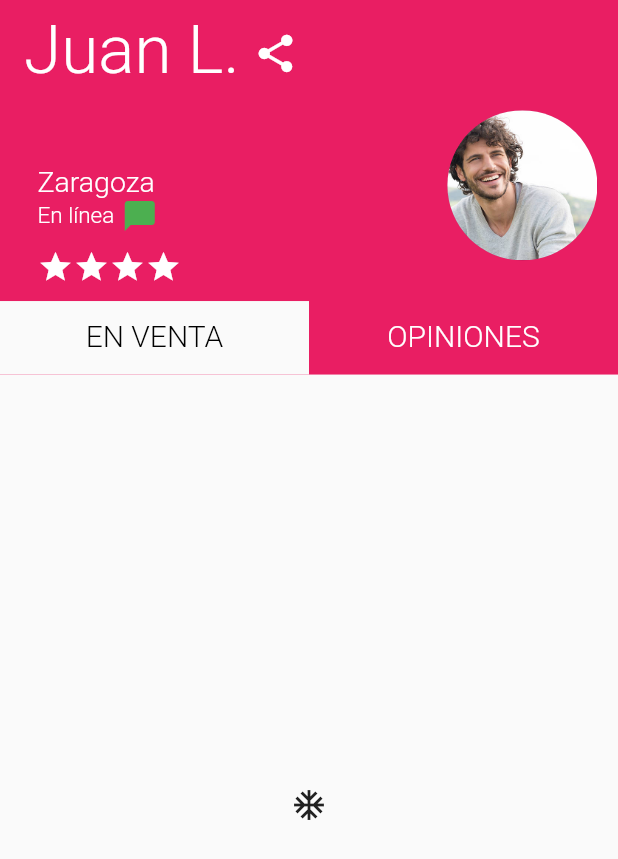
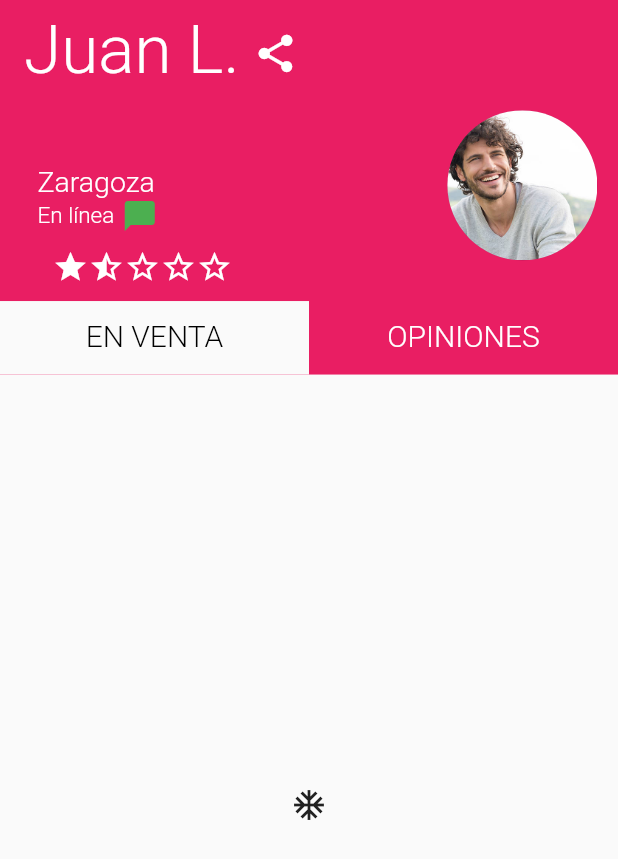
Before and after one commit to unizar-30226-2019-08/FrontendMobile, a Flutter app: the ProfileNavbar screen opened directly, on a phone screen of 412 x 824 dp. Shown: the top 859 px of the screen. Run offline on Flutter 3.47's test engine with Material 2 defaults, Android fonts, the phone set to English and light mode, and no system bars.

Commit message:
Visor estatico estrellas

```diff
--- a/lib/widgets/navbars/profile_navbar.dart
+++ b/lib/widgets/navbars/profile_navbar.dart
@@ -1,5 +1,6 @@
 import 'package:flutter/material.dart';
 import 'package:bookalo/translations.dart';
+import 'package:bookalo/widgets/static_stars.dart';
 
 class ProfileNavbar extends StatelessWidget {
 
@@ -56,7 +57,8 @@ class ProfileNavbar extends StatelessWidget {
                             ],
                           ),
                           //MOCKUP mientras no esté el visor de estrellas
-                          Container(
+
+                         /* Container(
                             margin: EdgeInsets.only(top: 10.0),
                             child: Row(
                               children: <Widget>[
@@ -66,7 +68,8 @@ class ProfileNavbar extends StatelessWidget {
                                 Icon(Icons.star, color: Colors.white)
                               ],
                             )
-                          ),
+                          ),*/
+                         StaticStars(3,Colors.white)
                         ],
                       ),
                     )
--- /dev/null
+++ b/lib/widgets/static_stars.dart
@@ -0,0 +1,45 @@
+import 'package:flutter/material.dart';
+
+class StaticStars extends StatelessWidget {
+  final int rating;
+  final Color color;
+
+  StaticStars(this.rating, this.color);
+
+  @override
+  Widget buildStars(BuildContext context, int index) {
+    double decimal_r=rating/2;
+    Icon icon;
+    if(index>=decimal_r){
+      icon = new Icon(
+          Icons.star_border,
+          color: color
+      );
+    } else if(index > decimal_r -1 && index < decimal_r){
+      icon = new Icon(
+          Icons.star_half,
+          color: color
+      );
+    }else{
+      icon = new Icon(
+          Icons.star,
+          color: color
+      );
+    }
+
+    return icon;
+  }
+
+  @override
+  Widget build(BuildContext context) {
+      return Container(
+       margin: EdgeInsets.all(10.0),
+        child: Row(
+            children: new List.generate(5, (index) => buildStars(context, index))
+        ),
+      );
+      //return new Row(children: new List.generate(5, (index) => buildStars(context, index)));
+
+  }
+
+}
```
